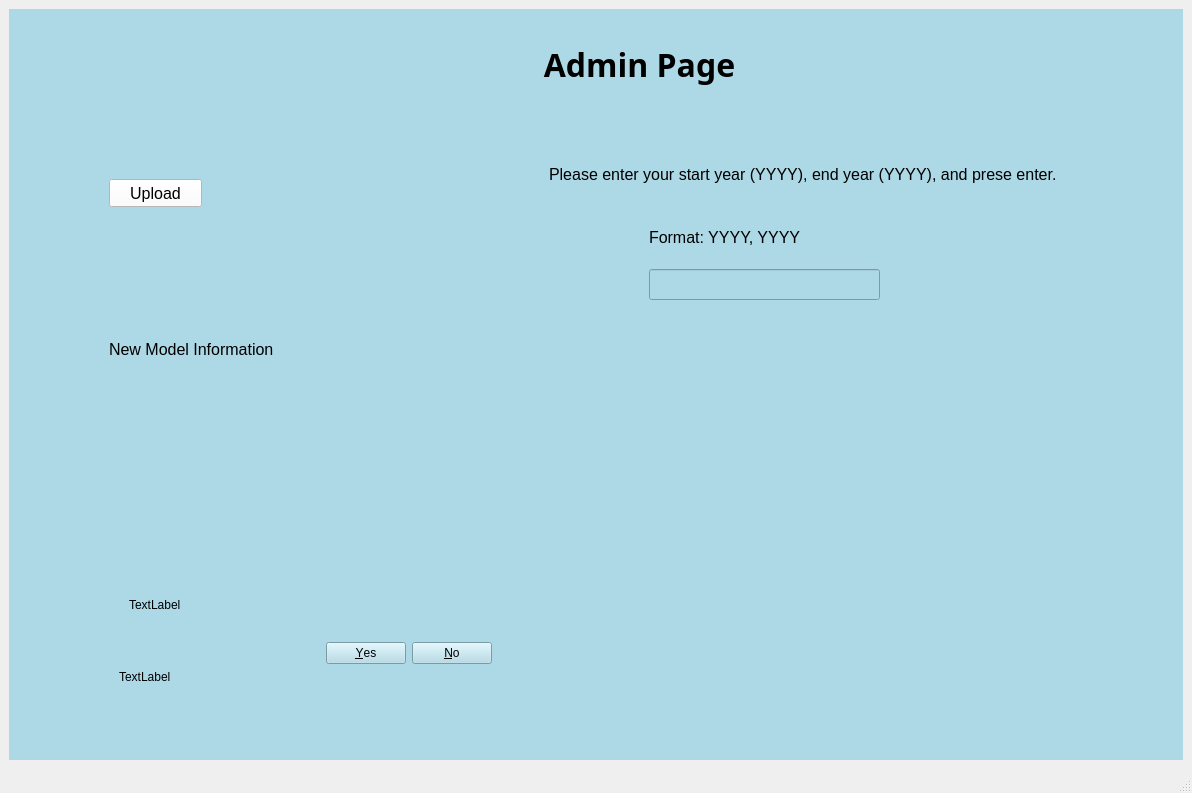
Qt form flight_forecast/resources/flight_delay_multi_page.ui (fangyulim/BTS_Flight_Forecast) before a commit.
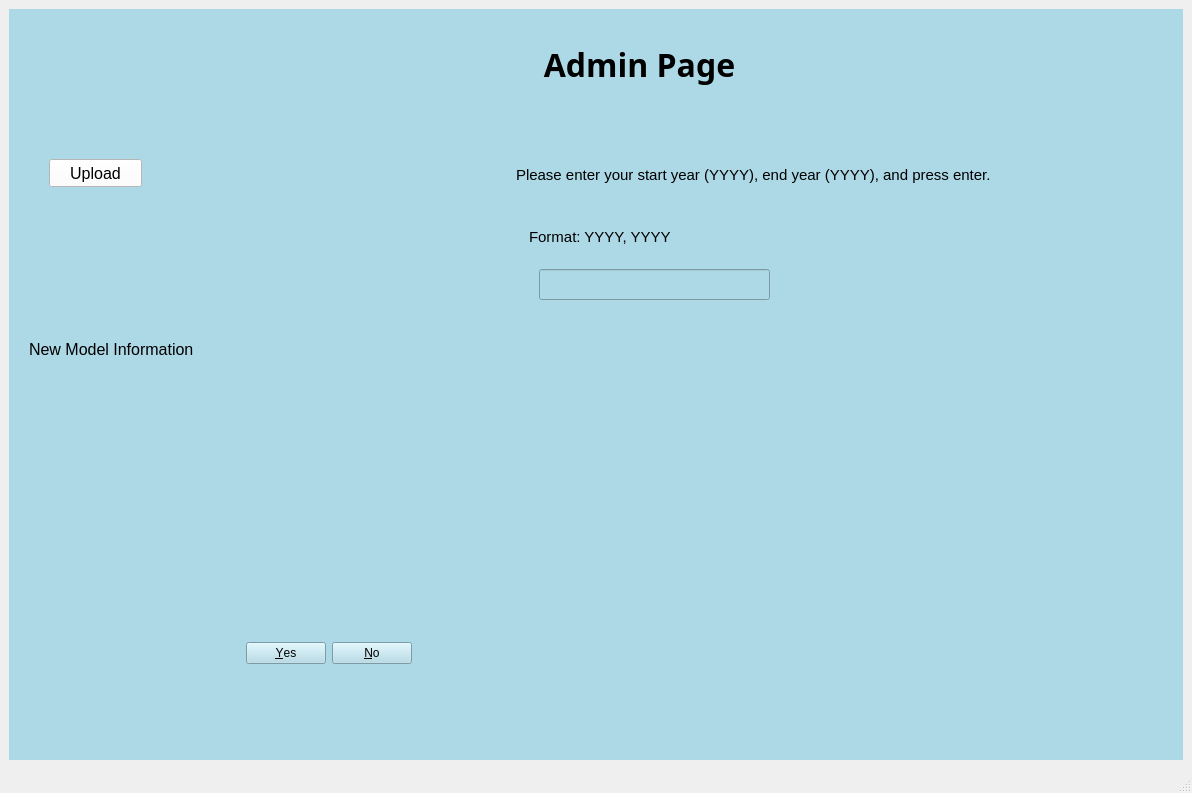
The same form after that commit. The open tabs and pages were chosen to show the change.

```diff
--- a/flight_forecast/resources/flight_delay_multi_page.ui
+++ b/flight_forecast/resources/flight_delay_multi_page.ui
@@ -497,8 +497,8 @@
        <widget class="QPushButton" name="upload_btn">
         <property name="geometry">
          <rect>
-          <x>100</x>
-          <y>170</y>
+          <x>40</x>
+          <y>150</y>
           <width>93</width>
           <height>28</height>
          </rect>
@@ -518,15 +518,15 @@
        <widget class="QLabel" name="file_lb">
         <property name="geometry">
          <rect>
-          <x>100</x>
-          <y>220</y>
+          <x>40</x>
+          <y>200</y>
           <width>411</width>
           <height>51</height>
          </rect>
         </property>
         <property name="font">
          <font>
-          <pointsize>13</pointsize>
+          <pointsize>11</pointsize>
          </font>
         </property>
         <property name="text">
@@ -536,7 +536,7 @@
        <widget class="QLabel" name="mod_title_lb">
         <property name="geometry">
          <rect>
-          <x>100</x>
+          <x>20</x>
           <y>330</y>
           <width>311</width>
           <height>21</height>
@@ -554,7 +554,7 @@
        <widget class="QLabel" name="new_mod_lb">
         <property name="geometry">
          <rect>
-          <x>120</x>
+          <x>40</x>
           <y>360</y>
           <width>441</width>
           <height>231</height>
@@ -572,7 +572,7 @@
        <widget class="QDialogButtonBox" name="option_btn">
         <property name="geometry">
          <rect>
-          <x>290</x>
+          <x>210</x>
           <y>630</y>
           <width>193</width>
           <height>28</height>
@@ -592,7 +592,7 @@
          </rect>
         </property>
         <property name="text">
-         <string>TextLabel</string>
+         <string/>
         </property>
        </widget>
        <widget class="QLabel" name="refit_lb">
@@ -605,31 +605,31 @@
          </rect>
         </property>
         <property name="text">
-         <string>TextLabel</string>
+         <string/>
         </property>
        </widget>
        <widget class="QLabel" name="airport_date_lb">
         <property name="geometry">
          <rect>
-          <x>540</x>
+          <x>507</x>
           <y>140</y>
-          <width>631</width>
+          <width>641</width>
           <height>51</height>
          </rect>
         </property>
         <property name="font">
          <font>
-          <pointsize>12</pointsize>
+          <pointsize>11</pointsize>
          </font>
         </property>
         <property name="text">
-         <string>Please enter your start year (YYYY), end year (YYYY), and prese enter.</string>
+         <string>Please enter your start year (YYYY), end year (YYYY), and press enter.</string>
         </property>
        </widget>
        <widget class="QLabel" name="label">
         <property name="geometry">
          <rect>
-          <x>640</x>
+          <x>520</x>
           <y>220</y>
           <width>421</width>
           <height>16</height>
@@ -637,7 +637,7 @@
         </property>
         <property name="font">
          <font>
-          <pointsize>12</pointsize>
+          <pointsize>11</pointsize>
          </font>
         </property>
         <property name="text">
@@ -647,7 +647,7 @@
        <widget class="QLineEdit" name="years_input">
         <property name="geometry">
          <rect>
-          <x>640</x>
+          <x>530</x>
           <y>260</y>
           <width>231</width>
           <height>31</height>
@@ -657,7 +657,7 @@
        <widget class="QLabel" name="year_indicator">
         <property name="geometry">
          <rect>
-          <x>640</x>
+          <x>530</x>
           <y>310</y>
           <width>491</width>
           <height>311</height>
@@ -665,7 +665,25 @@
         </property>
         <property name="font">
          <font>
-          <pointsize>12</pointsize>
+          <pointsize>11</pointsize>
+         </font>
+        </property>
+        <property name="text">
+         <string/>
+        </property>
+       </widget>
+       <widget class="QLabel" name="success_lb">
+        <property name="geometry">
+         <rect>
+          <x>40</x>
+          <y>270</y>
+          <width>411</width>
+          <height>51</height>
+         </rect>
+        </property>
+        <property name="font">
+         <font>
+          <pointsize>11</pointsize>
          </font>
         </property>
         <property name="text">
```
